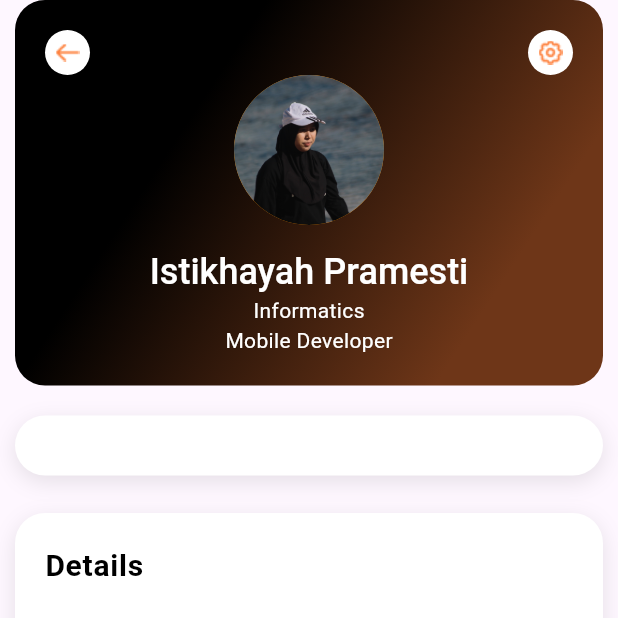
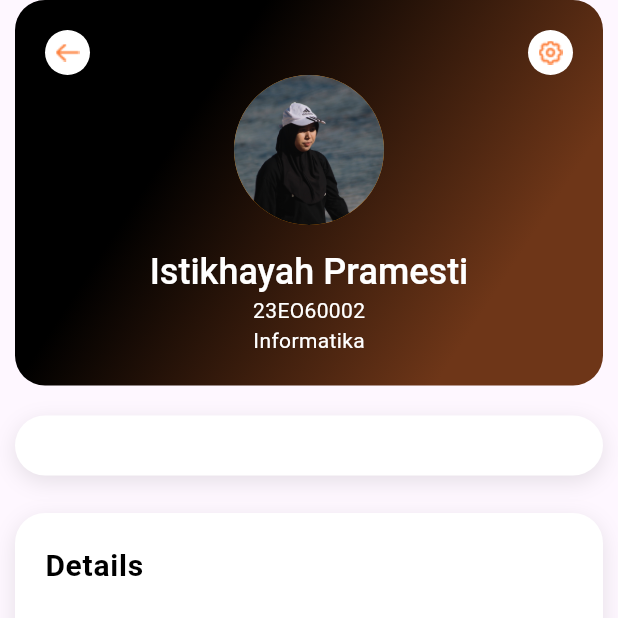
Before and after one commit to Istikhayah/UTS_MobileProgramming, a Flutter app: the ProfilePage screen opened directly, on a phone screen of 412 x 824 dp, the top half of it. Run offline on Flutter 3.47's test engine with Material 3 defaults, Android fonts, the phone set to English and light mode, and no system bars; our stand-ins replace webview_flutter.

Commit message:
profile_page (                        'Informatics', '23EO60002', ) nasional_news_provider ( 'Mobile Developer', 'Informatika', )

```diff
--- a/lib/pages/profile_page.dart
+++ b/lib/pages/profile_page.dart
@@ -73,13 +73,13 @@ class ProfilePage extends StatelessWidget {
                                 ),
                       ),
                       const Text(
-                        'Informatics',
+                        '23EO60002',
                         style: TextStyle(
                           color: Colors.white,
                         ),
                       ),
                       const Text(
-                        'Mobile Developer',
+                        'Informatika',
                         style: TextStyle(
                           color: Colors.white,
                         ),
--- a/lib/providers/nasional_news_provider.dart
+++ b/lib/providers/nasional_news_provider.dart
@@ -20,7 +20,7 @@ class NasionalNewsProvider with ChangeNotifier {
     notifyListeners();
 
     final url =
-        Uri.parse('https://api-berita-indonesia.vercel.app/cnn/ekonomi/');
+        Uri.parse('https://api-berita-indonesia.vercel.app/cnn/nasional/');
     try {
       final response = await http.get(url);
       if (response.statusCode == 200) {
```
